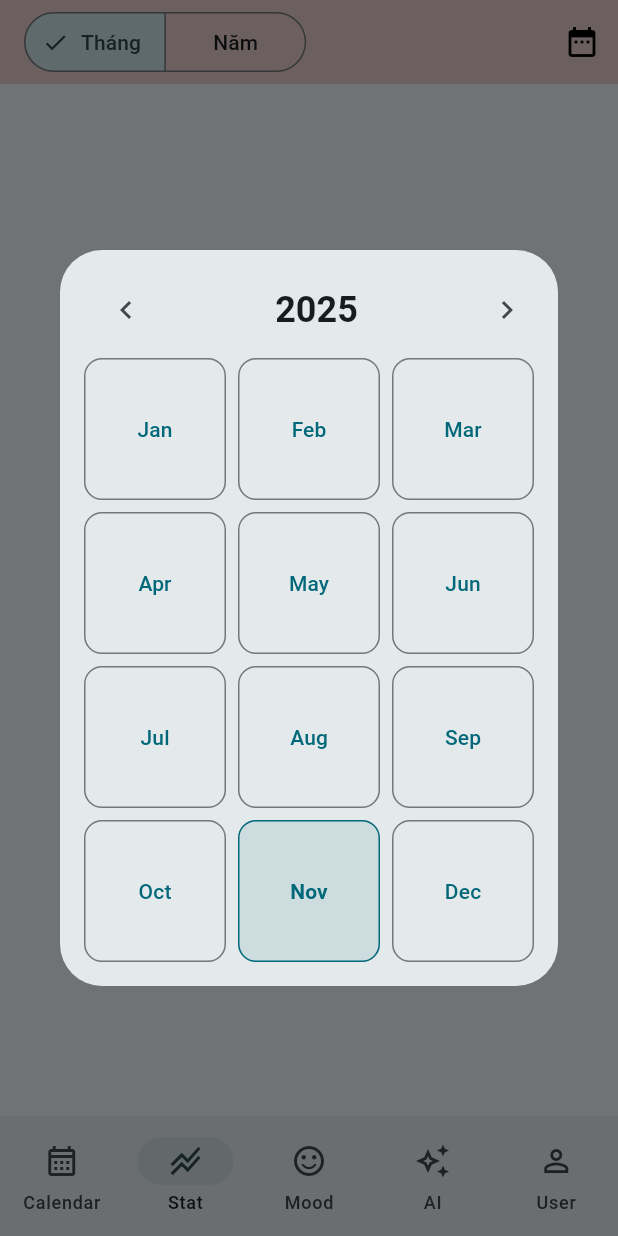
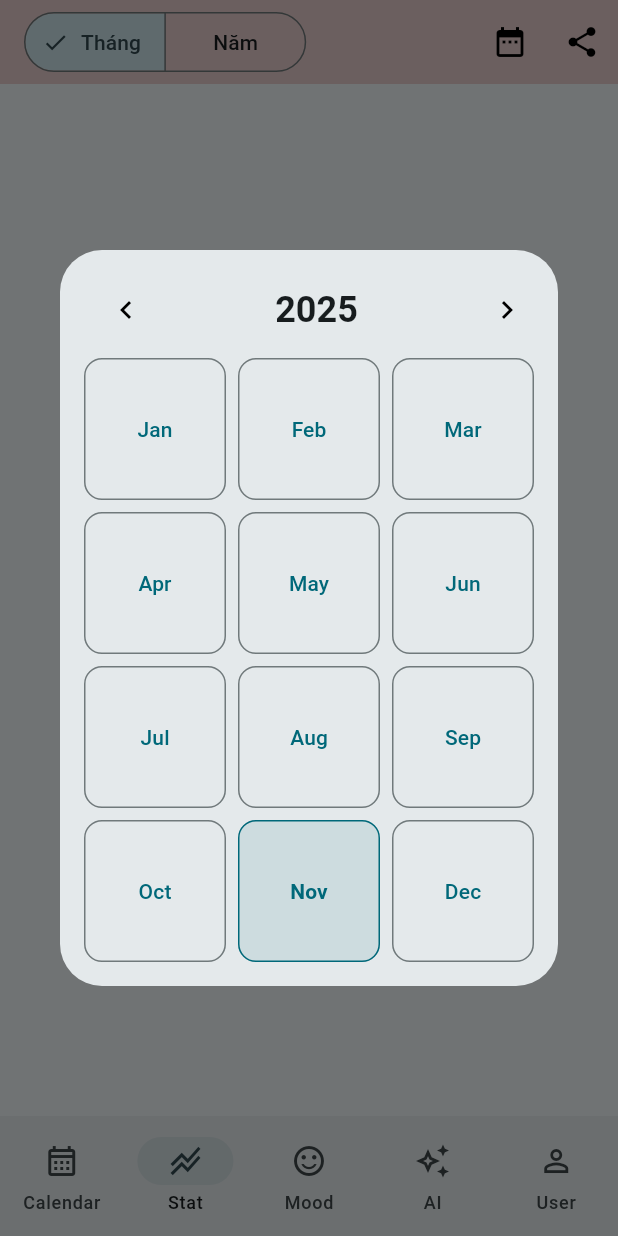
Before and after one commit to VinhVu1711/moodly_application, a Flutter app: the screen it shows once a user with an empty profile is signed in, item 2 of the bottom bar chosen, after a tap on the "date range" icon, on a phone screen of 412 x 824 dp. Run offline on Flutter 3.47's test engine with Material 3 defaults, Android fonts, the phone set to English and light mode, and no system bars; our stand-ins replace fl_chart, flutter_local_notifications, go_router, screenshot, share_plus, shared_preferences and 3 more; accounts and stored records are empty.

Commit message:
feat: share stats

```diff
--- a/lib/features/stats/presentation/stats_page.dart
+++ b/lib/features/stats/presentation/stats_page.dart
@@ -1,7 +1,12 @@
+import 'dart:typed_data';
+
 import 'package:flutter/material.dart';
 import 'package:moodlyy_application/common/l10n_etx.dart';
+import 'package:moodlyy_application/features/mood/domain/mood.dart';
 import 'package:moodlyy_application/features/mood/vm/mood_vm.dart';
+import 'package:moodlyy_application/features/stats/share/stats_share_service.dart';
 import 'package:provider/provider.dart';
+import 'package:screenshot/screenshot.dart';
 
 import 'package:moodlyy_application/features/stats/presentation/widgets/mood_bar_chart.dart';
 import 'package:moodlyy_application/features/stats/presentation/widgets/mood_flow_chart.dart';
@@ -9,8 +14,18 @@ import 'package:moodlyy_application/features/stats/presentation/widgets/total_mo
 
 import '../vm/stats_vm.dart';
 
-class StatsPage extends StatelessWidget {
+class StatsPage extends StatefulWidget {
   const StatsPage({super.key});
+
+  @override
+  State<StatsPage> createState() => _StatsPageState();
+}
+
+class _StatsPageState extends State<StatsPage> {
+  // SHARE CONTROLLERS — Được đưa lên đây
+  final flowCtrl = ScreenshotController();
+  final barCtrl = ScreenshotController();
+  final totalCtrl = ScreenshotController();
 
   @override
   Widget build(BuildContext context) {
@@ -31,32 +46,153 @@ class StatsPage extends StatelessWidget {
           },
         ),
         actions: [
+          const _PickDateButton(),
           IconButton(
+            icon: const Icon(Icons.share),
+            onPressed: _onSharePressed,
+          ),
+        ],
+      ),
+      body: _StatsBody(
+        flowCtrl: flowCtrl,
+        barCtrl: barCtrl,
+        totalCtrl: totalCtrl,
+      ),
+    );
+  }
+
+  // ----------------------------------------------------------------------
+  // SHARE HANDLER
+  // ----------------------------------------------------------------------
+
+  Future<void> _onSharePressed() async {
+    final vm = context.read<StatsVM>();
+
+    try {
+      // Show loading indicator
+      if (mounted) {
+        ScaffoldMessenger.of(context).showSnackBar(
+          const SnackBar(
+            content: Text("Đang chuẩn bị chia sẻ..."),
+            duration: Duration(seconds: 2),
+          ),
+        );
+      }
+
+      // 1. Load data
+      if (vm.scope == StatsScope.month) {
+        await context.read<MoodVM>().ensureMonthLoaded(
+          vm.selectedMonth.year,
+          vm.selectedMonth.month,
+        );
+      } else {
+        await context.read<MoodVM>().fetchYear(vm.selectedYear);
+      }
+
+      // 2. Wait for data to propagate through the widget tree
+      await Future.delayed(const Duration(milliseconds: 100));
+
+      // 3. Force rebuild if needed
+      if (mounted) setState(() {});
+
+      // 4. Wait for multiple frames to ensure everything is painted
+      for (int i = 0; i < 3; i++) {
+        await WidgetsBinding.instance.endOfFrame;
+      }
+
+      // 5. Additional safety delay
+      await Future.delayed(const Duration(milliseconds: 500));
+
+      // 6. Capture with error handling
+      Uint8List? flowImg, barImg, totalImg;
+
+      flowImg = await flowCtrl.capture();
+      if (flowImg == null) throw Exception("Failed to capture flow chart");
+
+      barImg = await barCtrl.capture();
+      if (barImg == null) throw Exception("Failed to capture bar chart");
+
+      totalImg = await totalCtrl.capture();
+      if (totalImg == null) throw Exception("Failed to capture total tile");
+
+      // 7. Calculate summary
+      final dominantMoodEntry = vm.percents.entries.reduce(
+        (a, b) => a.value >= b.value ? a : b,
+      );
+
+      final summary =
+          """
+Mood Summary (${vm.isYearMode ? vm.selectedYear : "${vm.selectedMonth.month}/${vm.selectedMonth.year}"})
+- Total logged days: ${vm.total}
+- Streak: ${vm.currentStreak} days
+- Dominant mood: ${dominantMoodEntry.key.label}
+"""
+              .trim();
+
+      // 8. Share
+      final service = StatsShareService();
+      await service.shareStats(
+        flow: flowImg,
+        bar: barImg,
+        total: totalImg,
+        textSummary: summary,
+      );
+    } catch (e) {
+      debugPrint("Share error: $e");
+      if (mounted) {
+        ScaffoldMessenger.of(context).showSnackBar(
+          SnackBar(
+            content: Text("Không thể chia sẻ: ${e.toString()}"),
+            duration: const Duration(seconds: 3),
+          ),
+        );
+      }
+    }
+  }
+}
+
+// ----------------------------------------------------------------------
+// BUTTON PICK DATE
+// ----------------------------------------------------------------------
+
+class _PickDateButton extends StatelessWidget {
+  const _PickDateButton();
+
+  @override
+  Widget build(BuildContext context) {
+    return IconButton(
       icon: const Icon(Icons.date_range),
       onPressed: () async {
         final vm = context.read<StatsVM>();
         if (vm.scope == StatsScope.month) {
-                // ✅ chỉ cho chọn THÁNG trong NĂM (không chọn ngày)
           final picked = await _pickMonth(context, vm.selectedMonth);
           if (picked != null) {
             vm.setMonth(DateTime(picked.year, picked.month));
           }
         } else {
-                // ✅ chỉ cho chọn NĂM
           final y = await _pickYear(context, vm.selectedYear);
           if (y != null) vm.setYear(y);
         }
       },
-          ),
-        ],
-      ),
-      body: const _StatsBody(),
     );
   }
 }
 
+// ----------------------------------------------------------------------
+// BODY
+// ----------------------------------------------------------------------
+
 class _StatsBody extends StatefulWidget {
-  const _StatsBody();
+  final ScreenshotController flowCtrl;
+  final ScreenshotController barCtrl;
+  final ScreenshotController totalCtrl;
+
+  const _StatsBody({
+    required this.flowCtrl,
+    required this.barCtrl,
+    required this.totalCtrl,
+    super.key,
+  });
 
   @override
   State<_StatsBody> createState() => _StatsBodyState();
@@ -69,13 +205,14 @@ class _StatsBodyState extends State<_StatsBody> {
     final month = context.select<StatsVM, DateTime>((vm) => vm.selectedMonth);
     final year = context.select<StatsVM, int>((vm) => vm.selectedYear);
 
+    // LOAD DATA AFTER BUILD
     WidgetsBinding.instance.addPostFrameCallback((_) async {
       if (!mounted) return;
       final mood = context.read<MoodVM>();
+
       if (scope == StatsScope.month) {
         await mood.ensureMonthLoaded(month.year, month.month);
       } else {
-        // Tải cả năm trong 1 call để tránh 12 request đồng thời gây lag
         await mood.fetchYear(year);
       }
     });
@@ -84,27 +221,52 @@ class _StatsBodyState extends State<_StatsBody> {
       selector: (_, vm) => vm.total,
       builder: (ctx, total, __) {
         if (total == 0) {
-          return Center(
-            child: Text(ctx.l10n.dont_have_data_title),
-          );
+          return Center(child: Text(ctx.l10n.dont_have_data_title));
         }
-        return ListView(
+
+        return SingleChildScrollView(
           padding: const EdgeInsets.all(16),
-          children: const [
-            // 🔥 Chip streak đặt ngay TRÊN MoodFlow
-            _StreakChip(),
-            SizedBox(height: 8),
-            _Card(child: MoodFlowChart()),
-            SizedBox(height: 12),
-            _Card(child: MoodBarChart()),
-            SizedBox(height: 12),
-            _Card(child: TotalMoodTile()),
+          child: Column(
+            children: [
+              const _StreakChip(),
+              const SizedBox(height: 8),
+
+              // FLOW CHART
+              _Card(
+                child: Screenshot(
+                  controller: widget.flowCtrl,
+                  child: const MoodFlowChart(),
+                ),
+              ),
+              const SizedBox(height: 12),
+
+              // BAR CHART
+              _Card(
+                child: Screenshot(
+                  controller: widget.barCtrl,
+                  child: const MoodBarChart(),
+                ),
+              ),
+              const SizedBox(height: 12),
+
+              // TOTAL TILE
+              _Card(
+                child: Screenshot(
+                  controller: widget.totalCtrl,
+                  child: const TotalMoodTile(),
+                ),
+              ),
             ],
+          ),
         );
       },
     );
   }
 }
+
+// ----------------------------------------------------------------------
+// CARD
+// ----------------------------------------------------------------------
 
 class _Card extends StatelessWidget {
   final Widget child;
@@ -115,12 +277,18 @@ class _Card extends StatelessWidget {
     return Card(
       elevation: 0.5,
       shape: RoundedRectangleBorder(borderRadius: BorderRadius.circular(16)),
-      child: Padding(padding: const EdgeInsets.all(16), child: child),
+      child: Padding(
+        padding: const EdgeInsets.all(16),
+        child: child,
+      ),
     );
   }
 }
 
-/// 🔥 Chip streak — dùng Selector để rebuild tối thiểu
+// ----------------------------------------------------------------------
+// STREAK CHIP
+// ----------------------------------------------------------------------
+
 class _StreakChip extends StatelessWidget {
   const _StreakChip();
 
@@ -165,7 +333,10 @@ class _StreakChip extends StatelessWidget {
   }
 }
 
-// ====== Helper chọn tháng nhanh (chỉ Month & Year, KHÔNG có Day) ======
+// ----------------------------------------------------------------------
+// PICK MONTH
+// ----------------------------------------------------------------------
+
 Future<DateTime?> _pickMonth(
   BuildContext context,
   DateTime currentMonth,
@@ -211,29 +382,27 @@ Future<DateTime?> _pickMonth(
                 children: List.generate(12, (i) {
                   final m = i + 1;
                   final isSelected =
-                      (yy == currentMonth.year && m == currentMonth.month);
-                  final label = _monthLabel(m);
+                      yy == currentMonth.year && m == currentMonth.month;
                   return OutlinedButton(
                     style: OutlinedButton.styleFrom(
                       padding: const EdgeInsets.symmetric(vertical: 12),
+                      backgroundColor: isSelected
+                          ? Theme.of(
+                              context,
+                            ).colorScheme.primary.withOpacity(0.1)
+                          : null,
                       side: BorderSide(
                         color: isSelected
                             ? Theme.of(context).colorScheme.primary
                             : Theme.of(context).dividerColor,
                       ),
-                      backgroundColor: isSelected
-                          ? Theme.of(
-                              context,
-                            ).colorScheme.primary.withOpacity(0.10)
-                          : null,
                       shape: RoundedRectangleBorder(
                         borderRadius: BorderRadius.circular(12),
                       ),
                     ),
-                    onPressed: () =>
-                        Navigator.pop(ctx, DateTime(yy, m, 1)), // trả về y/m
+                    onPressed: () => Navigator.pop(ctx, DateTime(yy, m, 1)),
                     child: Text(
-                      label,
+                      _monthLabel(m),
                       style: TextStyle(
                         fontWeight: isSelected
                             ? FontWeight.w700
@@ -266,7 +435,10 @@ String _monthLabel(int m) => const [
   'Dec',
 ][m - 1];
 
-// ====== Helper chọn năm nhanh (giữ nguyên) ======
+// ----------------------------------------------------------------------
+// PICK YEAR
+// ----------------------------------------------------------------------
+
 Future<int?> _pickYear(BuildContext context, int currentYear) async {
   int temp = currentYear;
   return showDialog<int>(
--- a/pubspec.yaml
+++ b/pubspec.yaml
@@ -47,6 +47,8 @@ dependencies:
   flutter_local_notifications: ^17.2.1
   timezone: ^0.9.2
   http: ^1.5.0
+  share_plus: ^12.0.1
+  screenshot: ^3.0.0
 dev_dependencies:
   flutter_test:
     sdk: flutter
```
Also changed, not shown: lib/features/stats/share/stats_share_service.dart (added, +57 -0 lines), pubspec.lock, 3 other files. Lines whose indentation alone changed are shown as unchanged.
